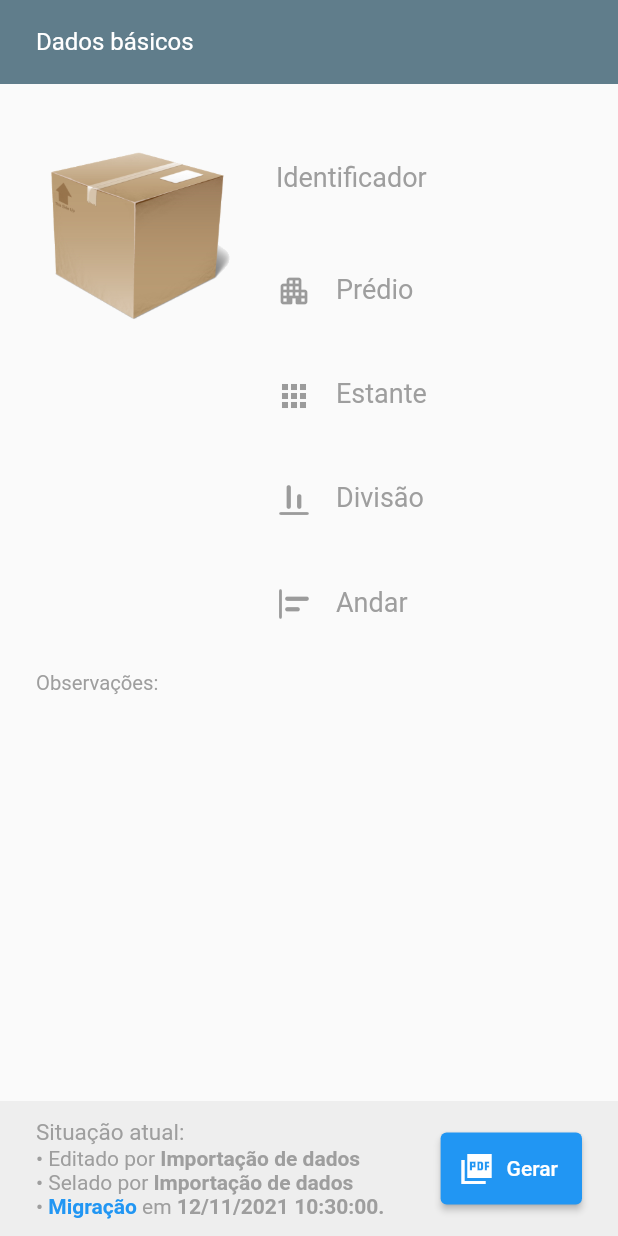
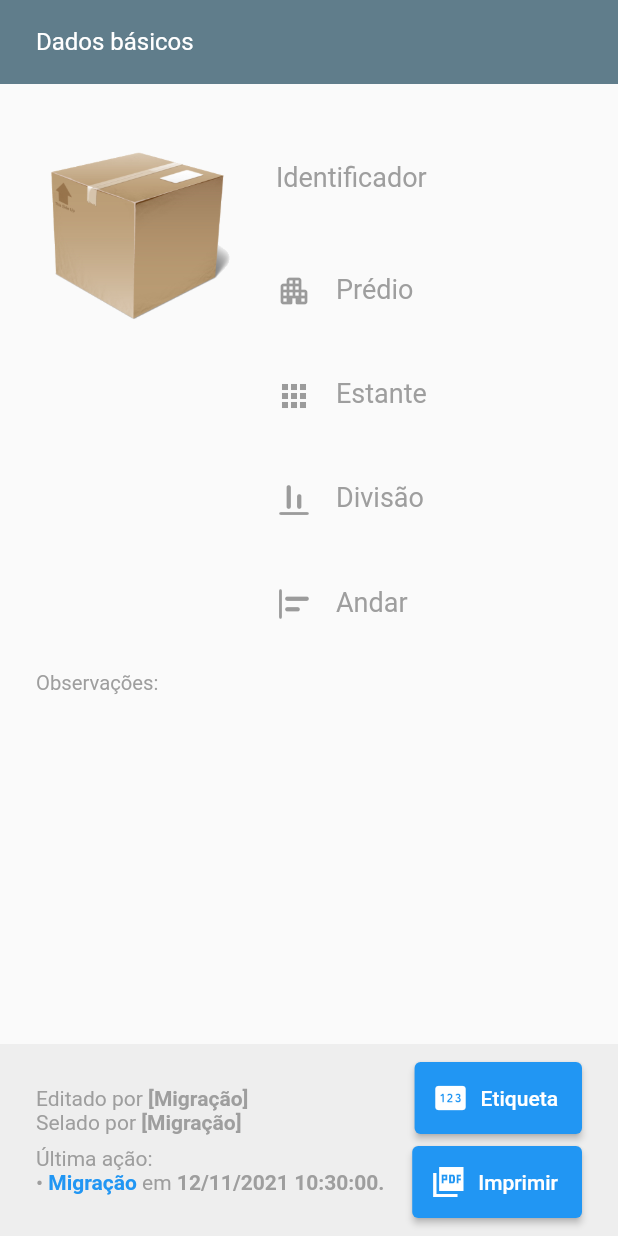
Before and after one commit to jeffpontocom/acervo_fisico, a Flutter app: the PacoteLocalizacao widget shown alone on an empty page, opened directly, on a phone screen of 412 x 824 dp. Run offline on Flutter 3.47's test engine with Material 2 defaults, Android fonts, the phone set to English and light mode, and no system bars; our stand-ins replace connectivity_plus, flutter_modular, open_file, package_info_plus, parse_server_sdk_flutter, pdf and 3 more; missing offline and left inert: dart:html; network calls fail; statements that could not run were skipped; project files that could hold a hidden picture were left out.

Commit message:
gerar etiqueta

```diff
--- a/lib/views/pacote_localizacao.dart
+++ b/lib/views/pacote_localizacao.dart
@@ -1,3 +1,4 @@
+import 'package:acervo_fisico/controllers/pacote_etiqueta.dart';
 import 'package:acervo_fisico/controllers/pacote_pdf.dart';
 import 'package:acervo_fisico/views/pacote_documentos.dart';
 import 'package:flutter/foundation.dart';
@@ -206,18 +207,12 @@ class _PacoteLocalizacaoState extends State<PacoteLocalizacao> {
       children: [
         Wrap(
           children: [
-            Text('Situação atual: ',
-                style: TextStyle(color: textColor, fontSize: 15)),
-          ],
-        ),
-        Wrap(
-          children: [
             Text(
-              '• Editado por ',
+              'Editado por ',
               style: TextStyle(color: textColor),
             ),
             Text(
-              mPacote.updatedBy?.username ?? 'Importação de dados',
+              mPacote.updatedBy?.username ?? '[Migração]',
               style: TextStyle(color: textColor, fontWeight: FontWeight.bold),
             ),
           ],
@@ -225,13 +220,19 @@ class _PacoteLocalizacaoState extends State<PacoteLocalizacao> {
         Wrap(
           children: [
             Text(
-              mPacote.selado ? '• Selado por ' : '• Aberto por ',
+              mPacote.selado ? 'Selado por ' : 'Aberto por ',
               style: TextStyle(color: textColor),
             ),
             Text(
-              mPacote.seladoBy?.username ?? 'Importação de dados',
+              mPacote.seladoBy?.username ?? '[Migração]',
               style: TextStyle(color: textColor, fontWeight: FontWeight.bold),
             ),
+          ],
+        ),
+        SizedBox.square(dimension: 8),
+        Wrap(
+          children: [
+            Text('Última ação: ', style: TextStyle(color: textColor)),
           ],
         ),
         Wrap(
@@ -268,7 +269,7 @@ class _PacoteLocalizacaoState extends State<PacoteLocalizacao> {
   bool _gerarPdfState = false;
   Widget get gerarPdf {
     return ElevatedButton.icon(
-      label: kIsWeb ? Text('Gerar PDF') : Text('Gerar'),
+      label: kIsWeb ? Text('Imprimir em PDF') : Text('Imprimir'),
       icon: _gerarPdfState
           ? CircularProgressIndicator()
           : Icon(Icons.picture_as_pdf_sharp),
@@ -279,6 +280,25 @@ class _PacoteLocalizacaoState extends State<PacoteLocalizacao> {
         await gerarPdfPacote();
         setState(() {
           _gerarPdfState = false;
+        });
+      },
+    );
+  }
+
+  bool _gerarEtiquetaState = false;
+  Widget get gerarEtiqueta {
+    return ElevatedButton.icon(
+      label: kIsWeb ? Text('Gerar Etiqueta') : Text('Etiqueta'),
+      icon: _gerarEtiquetaState
+          ? CircularProgressIndicator()
+          : Icon(Icons.pin_rounded),
+      onPressed: () async {
+        setState(() {
+          _gerarEtiquetaState = true;
+        });
+        await gerarEtiquetaPacote();
+        setState(() {
+          _gerarEtiquetaState = false;
         });
       },
     );
@@ -407,6 +427,12 @@ Por ${AppData.currentUser?.username ?? "**administrador**"}
     var lista = await getDocumentos();
     List<Documento> documentos = lista.cast();
     GerarPdfPage(pacote: mPacote, documentos: documentos).criarPaginas();
+    return true;
+  }
+
+  //// Gerar Etiqueta do pacote
+  Future<bool> gerarEtiquetaPacote() async {
+    await GerarEtiqueta(pacote: mPacote).criarEtiqueta();
     return true;
   }
 
@@ -587,8 +613,25 @@ Por ${AppData.currentUser?.username ?? "**administrador**"}
                       padding:
                           EdgeInsets.symmetric(horizontal: 24, vertical: 12),
                       child: Row(
-                        mainAxisAlignment: MainAxisAlignment.spaceBetween,
-                        children: [alteracoes, gerarPdf],
+                        mainAxisAlignment: MainAxisAlignment.start,
+                        children: [
+                          Expanded(
+                            child: alteracoes,
+                            flex: 2,
+                          ),
+                          Expanded(
+                            flex: 1,
+                            child: Wrap(
+                              alignment: WrapAlignment.end,
+                              spacing: 8,
+                              runSpacing: 8,
+                              children: [
+                                gerarEtiqueta,
+                                gerarPdf,
+                              ],
+                            ),
+                          ),
+                        ],
                       ),
                     ),
                   ),
--- a/pubspec.yaml
+++ b/pubspec.yaml
@@ -27,7 +27,7 @@ publish_to: 'none' # Remove this line if you wish to publish to pub.dev
 # In iOS, build-name is used as CFBundleShortVersionString while build-number used as CFBundleVersion.
 # Read more about iOS versioning at
 # https://developer.apple.com/library/archive/documentation/General/Reference/InfoPlistKeyReference/Articles/CoreFoundationKeys.html
-version: 1.0.0+3
+version: 1.1.0+3
 
 environment:
   sdk: ">=2.12.0 <3.0.0"
@@ -90,6 +90,7 @@ flutter:
     - assets/images/indefinido.png
     - assets/images/pastaA3.png
     - assets/images/tubo.png
+    - assets/etiqueta.svg
 
   # An image asset can refer to one or more resolution-specific "variants", see
   # https://flutter.dev/assets-and-images/#resolution-aware.
```
Also changed, not shown: lib/controllers/pacote_etiqueta.dart (added, +81 -0 lines), lib/util/work_native.dart (+5 -2 lines), lib/util/work_web.dart (+7 -1 lines), assets/etiqueta.svg (added).
